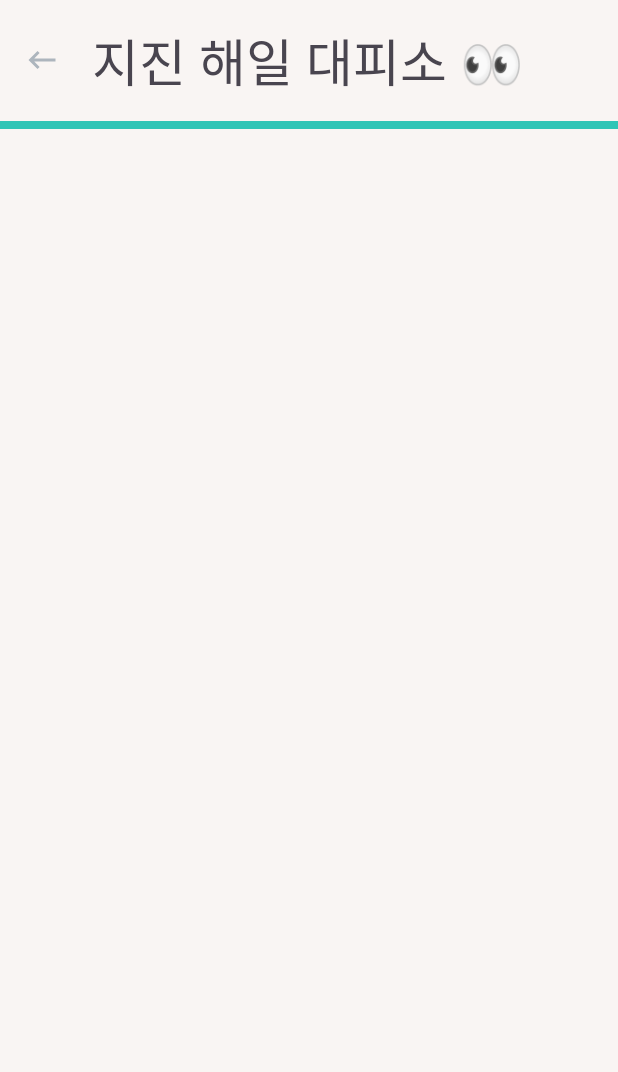
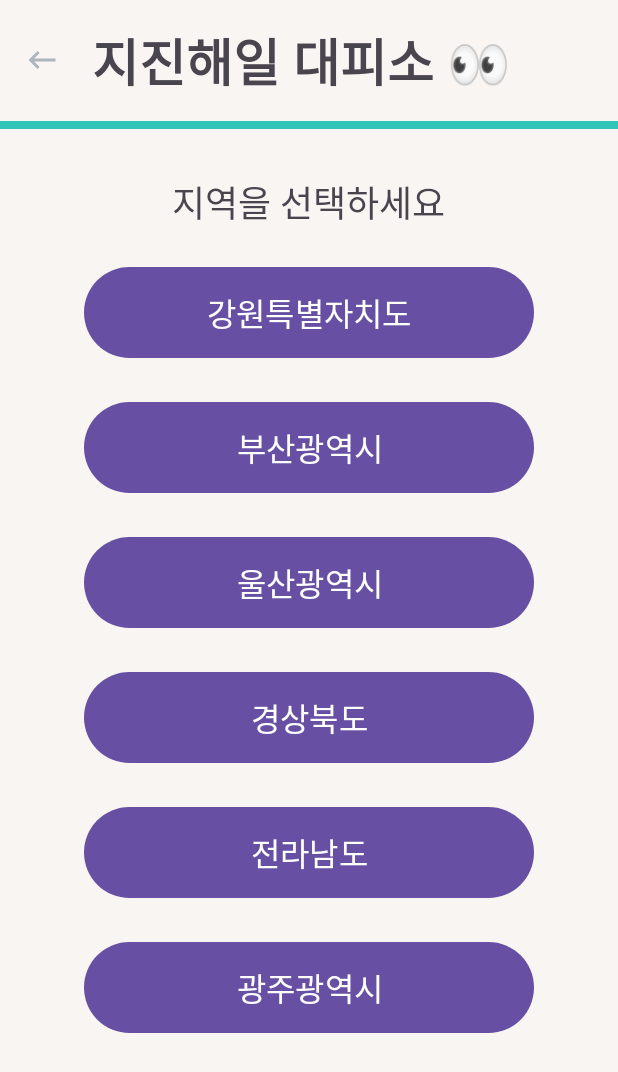
Before and after one commit to Weble21/mobileProject, an Android app: the Shelter_search screen opened directly, with no data from a screen before it, on a phone screen of 412 x 824 dp. Shown: the top 1072 px of the screen. Run offline under Robolectric (Android 15) with nearby library versions, the phone set to English and light mode, and no system bars.

Commit message:
지진해일 페이지 작업

```diff
--- a/app/src/main/java/com/example/project/Shelter_search.kt
+++ b/app/src/main/java/com/example/project/Shelter_search.kt
@@ -3,9 +3,11 @@ package com.example.project
 import android.os.Bundle
 import android.util.Log
 import android.view.Gravity
+import android.view.View
+import android.webkit.WebView
+import android.widget.Button
 import android.widget.ImageButton
 import android.widget.LinearLayout
-import android.widget.TextView
 import android.widget.Toast
 import androidx.appcompat.app.AppCompatActivity
 import com.example.project.Models.shelter.Row_shelter
@@ -30,10 +32,55 @@ class Shelter_search : AppCompatActivity() {
             onBackPressed();
         }
 
-        getAPI()
+        val selectList: LinearLayout = findViewById(R.id.selectList)
+
+        var area: String = ""
+
+        val btnGangwon: Button = findViewById(R.id.btnGangwon)
+        btnGangwon.setOnClickListener {
+            Log.i("selectArea", "강원특별자치도")
+            area = "강원특별자치도"
+            selectList.visibility = View.GONE
+
+        }
+        val btnBusan: Button = findViewById(R.id.btnBusan)
+        btnBusan.setOnClickListener {
+            Log.i("selectArea", "강원특별자치도")
+            area = "부산광역시"
+            selectList.visibility = View.GONE
+        }
+        val btnGwangju: Button = findViewById(R.id.btnGwangju)
+        btnGwangju.setOnClickListener {
+            Log.i("selectArea", "광주광역시")
+            area = "광주광역시"
+            selectList.visibility = View.GONE
+        }
+        val btnGyeongsang: Button = findViewById(R.id.btnGyeongsang)
+        btnGyeongsang.setOnClickListener {
+            Log.i("selectArea", "경상북도")
+            area = "경상북도"
+            selectList.visibility = View.GONE
+        }
+        val btnJeonla: Button = findViewById(R.id.btnJeonla)
+        btnJeonla.setOnClickListener {
+            Log.i("selectArea", "전라남도")
+            area = "전라남도"
+            selectList.visibility = View.GONE
+        }
+        val btnUlsan: Button = findViewById(R.id.btnUlsan)
+        btnUlsan.setOnClickListener {
+            Log.i("selectArea", "울산광역시")
+            area = "울산광역시"
+            selectList.visibility = View.GONE
+        }
+
+
+        if(area != "") {
+            getAPI(area)
+        }
     }
     @Override
-    private fun getAPI() {
+    private fun getAPI(area: String) {
         if (Constants.isNetworkAvailable(this)) {
 
             val retrofit: Retrofit = Retrofit.Builder()
@@ -44,7 +91,7 @@ class Shelter_search : AppCompatActivity() {
             val service: ShelterService = retrofit
                 .create<ShelterService>(ShelterService::class.java)
 
-            fetchMessages(service)
+            fetchMessages(service, area)
         } else {
             Toast.makeText(
                 this@Shelter_search,
@@ -54,7 +101,7 @@ class Shelter_search : AppCompatActivity() {
         }
     }
 
-    private fun fetchMessages(service: ShelterService) {
+    private fun fetchMessages(service: ShelterService, area:String) {
         val listCall: Call<ShelterResponse> = service.getMessage(
             Constants.APP_ID, pageNo, numOfRows, "json"
         )
@@ -78,15 +125,15 @@ class Shelter_search : AppCompatActivity() {
                                     findViewById(R.id.messageList)
 
                                 for (i in 1 until rowShelterList.size) {
+                                    val currentRow: Row_shelter = rowShelterList[i]
+                                    if (currentRow.sidoName == area) {
 
-                                    val currentRow: Row_shelter = rowShelterList[i]
                                         val currentRowCreateMsg: String =
                                             "${currentRow.address}\n" +
+                                                    "${currentRow.sidoName}\n" +
                                                     "${currentRow.shelNm}\n" +
                                                     "수용가능 인원: ${currentRow.shelAv}\n" +
                                                     "대피소 분류: ${currentRow.shelDivType}"
-
-
 
                                         //View 추가
                                         val params = LinearLayout.LayoutParams(
@@ -94,20 +141,34 @@ class Shelter_search : AppCompatActivity() {
                                             LinearLayout.LayoutParams.WRAP_CONTENT
                                         )
                                         params.setMargins(60, 0, 60, 50)
-                                    messageListLinearLayout.addView(TextView(this@Shelter_search).apply {
-                                        text = "$currentRowCreateMsg \n"
-                                        setBackgroundResource(R.drawable.rounded_background_2)
+                                        val textView = Button(this@Shelter_search).apply {
+                                            setBackgroundResource(R.drawable.rounded_background)
                                             layoutParams = params
-                                        setPadding(30, 40, 30, 10)
+                                            setPadding(30, 40, 30, 40)
                                             gravity = Gravity.CENTER_VERTICAL
-                                    })
+                                        }
+                                        textView.text = currentRowCreateMsg
+                                        messageListLinearLayout.addView(textView)
+                                        messageListLinearLayout.visibility = View.VISIBLE
+                                        textView.setOnClickListener {
+                                            val webPageView = WebView(this@Shelter_search)
+                                            webPageView.loadUrl("https://map.naver.com/p/search/" + "${currentRow.address}")
+
+                                            val layout = LinearLayout(this@Shelter_search)
+
+                                            layout.addView(webPageView)
+
+                                            setContentView(layout)
+                                        }
+
+                                    }
                                 }
                             } else {
                                 Log.e("err", "rowList err")
                             }
                         }
                         pageNo++
-                        fetchMessages(service)
+                        fetchMessages(service, area)
                     } else {
                         Log.e("err", "disasterMsgList err")
                     }
--- a/app/src/main/res/layout/activity_disaster_message.xml
+++ b/app/src/main/res/layout/activity_disaster_message.xml
@@ -34,6 +34,7 @@
             android:layout_height="wrap_content"
             android:layout_marginLeft="21dp"
             android:text="긴급재난문자🔔"
+            android:textStyle="bold"
             android:textSize="34sp" />
 
     </LinearLayout>
--- a/app/src/main/res/layout/activity_map_mylocation.xml
+++ b/app/src/main/res/layout/activity_map_mylocation.xml
@@ -32,6 +32,7 @@
             android:layout_width="wrap_content"
             android:layout_height="wrap_content"
             android:layout_marginLeft="21dp"
+            android:textStyle="bold"
             android:text="가까운 대피장소🧭"
             android:textSize="34sp" />
 
--- a/app/src/main/res/layout/activity_shelter_search.xml
+++ b/app/src/main/res/layout/activity_shelter_search.xml
@@ -30,7 +30,8 @@
             android:layout_width="wrap_content"
             android:layout_height="wrap_content"
             android:layout_marginLeft="21dp"
-            android:text="지진 해일 대피소 👀"
+            android:textStyle="bold"
+            android:text="지진해일 대피소 👀"
             android:textSize="34sp" />
 
     </LinearLayout>
@@ -38,25 +39,107 @@
         android:layout_width="match_parent"
         android:layout_height="8px"
         android:background="@color/wave"
-        android:layout_marginBottom="6dp"
+        android:layout_marginBottom="5dp"
         />
+
+    <LinearLayout
+        android:id="@+id/selectList"
+        android:layout_width="match_parent"
+        android:layout_height="match_parent"
+        android:layout_gravity="center|center_horizontal"
+        android:orientation="vertical">
+
+        <TextView
+            android:id="@+id/selectArea"
+            android:layout_width="wrap_content"
+            android:layout_height="wrap_content"
+            android:text="지역을 선택하세요"
+            android:layout_gravity="center"
+            android:textSize="24sp"
+            android:layout_marginTop="25dp"
+            />
+
+        <Button
+            android:id="@+id/btnGangwon"
+            android:layout_width="300dp"
+            android:layout_height="wrap_content"
+            android:layout_gravity="center"
+            android:layout_marginTop="21dp"
+            android:padding="14dp"
+            android:text="강원특별자치도"
+            android:textSize="21sp" />
+
+        <Button
+            android:id="@+id/btnBusan"
+            android:layout_width="300dp"
+            android:layout_height="wrap_content"
+            android:layout_gravity="center"
+            android:layout_marginTop="21dp"
+            android:padding="14dp"
+            android:textSize="21sp"
+            android:text="부산광역시" />
+
+        <Button
+            android:id="@+id/btnUlsan"
+            android:layout_width="300dp"
+            android:layout_height="wrap_content"
+            android:layout_gravity="center"
+            android:layout_marginTop="21dp"
+            android:padding="14dp"
+            android:textSize="21sp"
+            android:text="울산광역시" />
+
+        <Button
+            android:id="@+id/btnGyeongsang"
+            android:layout_width="300dp"
+            android:layout_height="wrap_content"
+            android:layout_gravity="center"
+            android:layout_marginTop="21dp"
+            android:padding="14dp"
+            android:textSize="21sp"
+            android:text="경상북도" />
+
+        <Button
+            android:id="@+id/btnJeonla"
+            android:layout_width="300dp"
+            android:layout_height="wrap_content"
+            android:layout_gravity="center"
+            android:layout_marginTop="21dp"
+            android:padding="14dp"
+            android:textSize="21sp"
+            android:text="전라남도" />
+
+        <Button
+            android:id="@+id/btnGwangju"
+            android:layout_width="300dp"
+            android:layout_height="wrap_content"
+            android:layout_gravity="center"
+            android:layout_marginTop="21dp"
+            android:padding="14dp"
+            android:textSize="21sp"
+            android:text="광주광역시" />
+    </LinearLayout>
 
     <ScrollView
         android:layout_width="match_parent"
         android:layout_height="wrap_content"
         android:layout_weight="1"
         >
+
         <LinearLayout
             android:id="@+id/messageList"
             android:layout_width="match_parent"
             android:layout_height="wrap_content"
-            android:orientation="vertical">
+            android:orientation="vertical"
+            android:visibility="gone">
+
             <TextView
                 android:id="@+id/message"
                 android:layout_width="wrap_content"
-                android:layout_height="wrap_content" >
+                android:layout_height="wrap_content">
 
             </TextView>
+
         </LinearLayout>
     </ScrollView>
 
```
Lines whose indentation alone changed are shown as unchanged.
